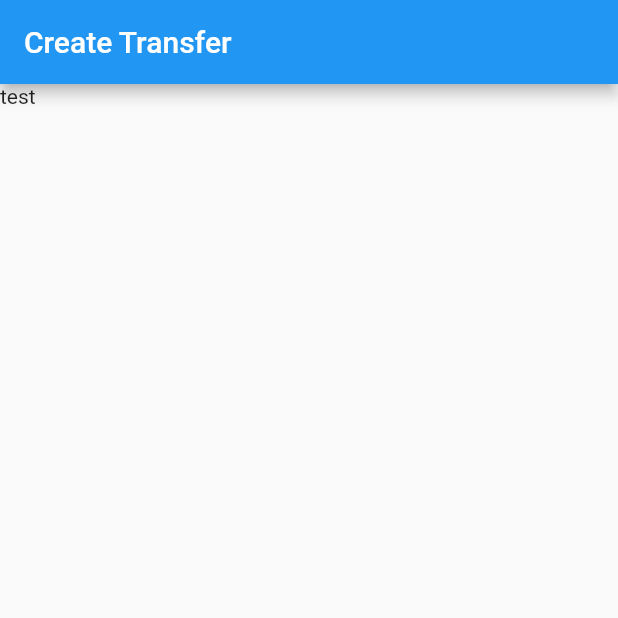
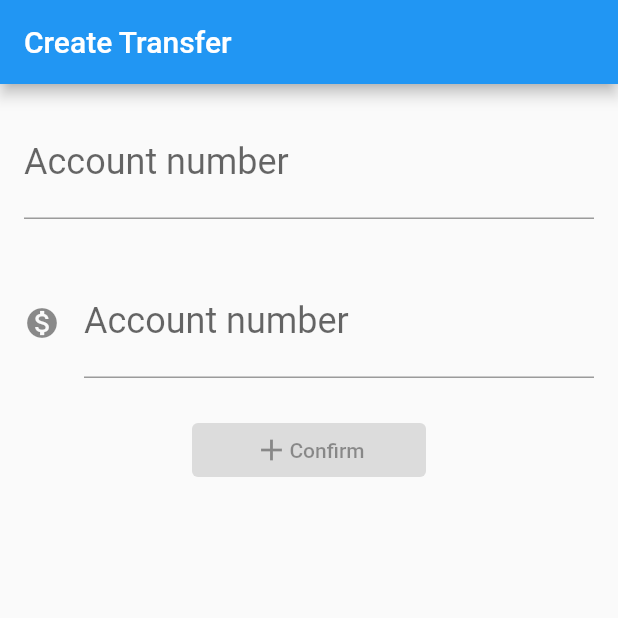
Before and after one commit to rhuancoder/rocket_bank_app, a Flutter app: the screen it shows after launch, on a phone screen of 412 x 824 dp, the top half of it. Run offline on Flutter 3.47's test engine with Material 2 defaults, Android fonts, the light colour scheme and no system bars.

Commit message:
Updating Create Transfer screen

```diff
--- a/lib/main.dart
+++ b/lib/main.dart
@@ -23,7 +23,49 @@ class TransferForm extends StatelessWidget {
       appBar: AppBar(
         title: Text('Create Transfer'),
       ),
-      body: Text('test'),
+      body: Column(
+        children: [
+          Padding(
+            padding: const EdgeInsets.all(16.0),
+            child: TextField(
+              style: TextStyle(
+                fontSize: 24.0,
+              ),
+              decoration: InputDecoration(
+                labelText: 'Account number',
+                hintText: '0000',
+              ),
+              keyboardType: TextInputType.number,
+            ),
+          ),
+          Padding(
+            padding: const EdgeInsets.all(16.0),
+            child: TextField(
+              style: TextStyle(
+                fontSize: 24.0,
+              ),
+              decoration: InputDecoration(
+                icon: Icon(Icons.monetization_on),
+                labelText: 'Account number',
+                hintText: '0.00',
+              ),
+              keyboardType: TextInputType.number,
+            ),
+          ),
+          Padding(
+            padding: const EdgeInsets.fromLTRB(128.0, 8.0, 128.0, 8.0),
+            child: ElevatedButton(
+              child: Row(
+                mainAxisAlignment: MainAxisAlignment.center,
+                children: [
+                  Icon(Icons.add),
+                  Text('Confirm'),
+                ],
+              ),
+            ),
+          ),
+        ],
+      ),
     );
   }
 }
```
